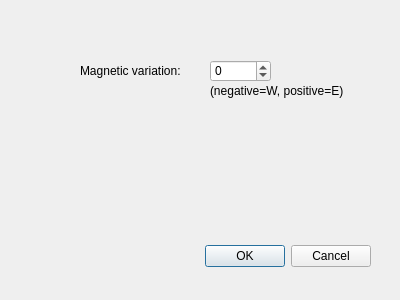
Qt form compass_routes_dialog_base.ui (joeberkovitz/qgis-compass-routes) before a commit.
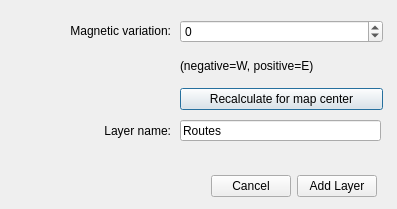
The same form after that commit.

Commit message: Add variation defaulting from map, layer name specification

```diff
--- a/compass_routes_dialog_base.ui
+++ b/compass_routes_dialog_base.ui
@@ -6,34 +6,18 @@
    <rect>
     <x>0</x>
     <y>0</y>
-    <width>400</width>
-    <height>300</height>
+    <width>397</width>
+    <height>209</height>
    </rect>
   </property>
   <property name="windowTitle">
    <string>Compass Routes</string>
   </property>
-  <widget class="QDialogButtonBox" name="button_box">
-   <property name="geometry">
-    <rect>
-     <x>30</x>
-     <y>240</y>
-     <width>341</width>
-     <height>32</height>
-    </rect>
-   </property>
-   <property name="orientation">
-    <enum>Qt::Horizontal</enum>
-   </property>
-   <property name="standardButtons">
-    <set>QDialogButtonBox::Cancel|QDialogButtonBox::Ok</set>
-   </property>
-  </widget>
   <widget class="QLabel" name="label">
    <property name="geometry">
     <rect>
-     <x>80</x>
-     <y>60</y>
+     <x>40</x>
+     <y>20</y>
      <width>131</width>
      <height>21</height>
     </rect>
@@ -41,31 +25,117 @@
    <property name="text">
     <string>Magnetic variation:</string>
    </property>
+   <property name="alignment">
+    <set>Qt::AlignRight|Qt::AlignTrailing|Qt::AlignVCenter</set>
+   </property>
   </widget>
-  <widget class="QSpinBox" name="variationBox">
+  <widget class="QWidget" name="verticalLayoutWidget">
    <property name="geometry">
     <rect>
-     <x>210</x>
-     <y>60</y>
-     <width>61</width>
-     <height>22</height>
+     <x>180</x>
+     <y>20</y>
+     <width>203</width>
+     <height>90</height>
     </rect>
    </property>
-   <property name="minimum">
-    <number>-99</number>
+   <layout class="QVBoxLayout" name="verticalLayout">
+    <item>
+     <widget class="QSpinBox" name="variationBox">
+      <property name="minimum">
+       <number>-99</number>
+      </property>
+     </widget>
+    </item>
+    <item>
+     <widget class="QLabel" name="label_2">
+      <property name="text">
+       <string>(negative=W, positive=E)</string>
+      </property>
+     </widget>
+    </item>
+    <item>
+     <widget class="QPushButton" name="calculateButton">
+      <property name="sizePolicy">
+       <sizepolicy hsizetype="Minimum" vsizetype="Fixed">
+        <horstretch>0</horstretch>
+        <verstretch>0</verstretch>
+       </sizepolicy>
+      </property>
+      <property name="text">
+       <string>Recalculate for map center</string>
+      </property>
+      <property name="default">
+       <bool>false</bool>
+      </property>
+      <property name="flat">
+       <bool>false</bool>
+      </property>
+     </widget>
+    </item>
+   </layout>
+  </widget>
+  <widget class="QWidget" name="horizontalLayoutWidget">
+   <property name="geometry">
+    <rect>
+     <x>190</x>
+     <y>170</y>
+     <width>187</width>
+     <height>32</height>
+    </rect>
    </property>
+   <layout class="QHBoxLayout" name="horizontalLayout">
+    <item>
+     <widget class="QDialogButtonBox" name="button_box">
+      <property name="orientation">
+       <enum>Qt::Horizontal</enum>
+      </property>
+      <property name="standardButtons">
+       <set>QDialogButtonBox::Cancel</set>
+      </property>
+     </widget>
+    </item>
+    <item>
+     <widget class="QPushButton" name="addLayerButton">
+      <property name="sizePolicy">
+       <sizepolicy hsizetype="Minimum" vsizetype="Fixed">
+        <horstretch>0</horstretch>
+        <verstretch>0</verstretch>
+       </sizepolicy>
+      </property>
+      <property name="text">
+       <string>Add Layer</string>
+      </property>
+     </widget>
+    </item>
+   </layout>
   </widget>
-  <widget class="QLabel" name="label_2">
+  <widget class="QLabel" name="label_3">
    <property name="geometry">
     <rect>
-     <x>210</x>
-     <y>80</y>
+     <x>60</x>
+     <y>120</y>
+     <width>111</width>
+     <height>21</height>
+    </rect>
+   </property>
+   <property name="text">
+    <string>Layer name:</string>
+   </property>
+   <property name="alignment">
+    <set>Qt::AlignRight|Qt::AlignTrailing|Qt::AlignVCenter</set>
+   </property>
+  </widget>
+  <widget class="QLineEdit" name="layerEdit">
+   <property name="geometry">
+    <rect>
+     <x>180</x>
+     <y>120</y>
      <width>201</width>
      <height>21</height>
     </rect>
    </property>
    <property name="text">
-    <string>(negative=W, positive=E)</string>
+    <string>Routes</string>
    </property>
   </widget>
  </widget>
```
The commit also changes 6 other files.
